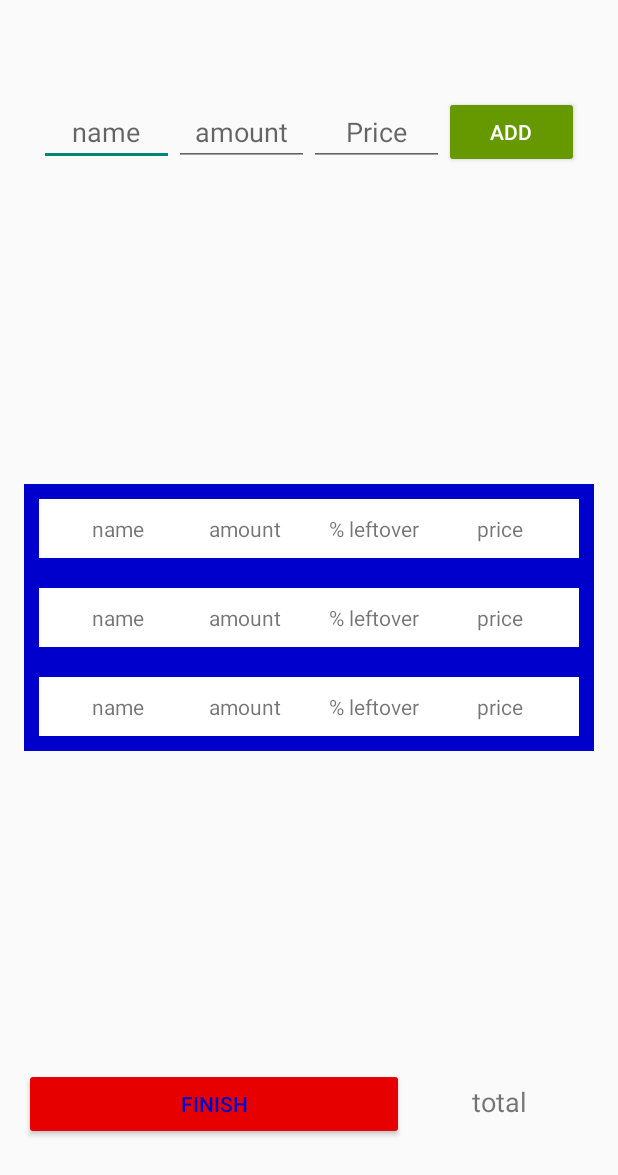
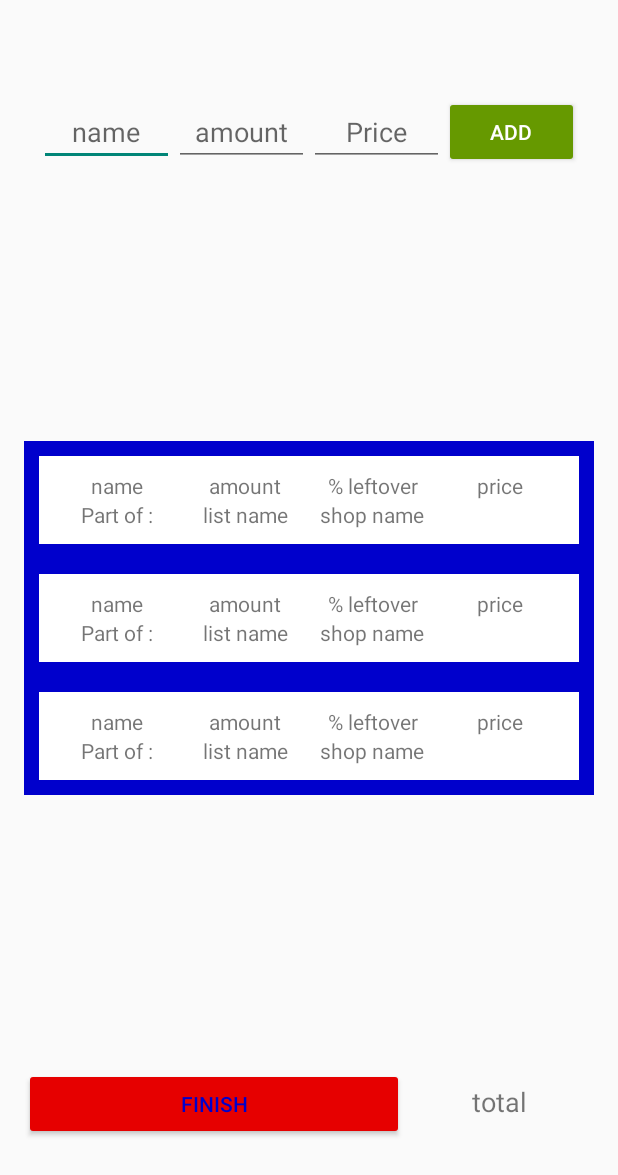
Before and after one commit to Ignasrocas1990/GroceryShoppingApp, an Android app: the layout activity_shopping.xml on its own in the app's theme, with its tools: preview values and no code run, on a phone screen of 412 x 824 dp. Shown: the top 1175 px of the screen. Run offline under Robolectric (Android 15) with nearby library versions, the phone set to English and light mode, and no system bars.

```diff
--- a/app/src/main/java/com/ignas/android/groceryshoppingapp/Logic/ItemResources.java
+++ b/app/src/main/java/com/ignas/android/groceryshoppingapp/Logic/ItemResources.java
@@ -11,8 +11,8 @@ import java.util.Date;
 
 public class ItemResources{
     private static final String TAG ="log";
-    private ArrayList<Item> toSave = new ArrayList<>();
-    private ArrayList<Item> toDelete = new ArrayList<>();
+    private final ArrayList<Item> toSave = new ArrayList<>();
+    private final ArrayList<Item> toDelete = new ArrayList<>();
     private ArrayList<Item> db_items = new ArrayList<>();
     private Item db_SDate = null;
 
--- a/app/src/main/java/com/ignas/android/groceryshoppingapp/View/ShoppingDate/DateFragment.java
+++ b/app/src/main/java/com/ignas/android/groceryshoppingapp/View/ShoppingDate/DateFragment.java
@@ -74,7 +74,9 @@ public class DateFragment extends Fragment {
                         @Override
                         public void onDateSet(DatePicker view, int year, int month, int dayOfMonth) {
 
-                            later.set(year,month,dayOfMonth);
+                            later.set(year,month,dayOfMonth,
+                                    now.get(Calendar.HOUR_OF_DAY),now.get(Calendar.MINUTE),now.get(Calendar.SECOND));
+
                             if(later.compareTo(now) > 0){
 
                                 int lastingDays = (int) ((later.getTimeInMillis()-now.getTimeInMillis())/1000/60/60/24);
--- a/app/src/main/res/layout/activity_shopping.xml
+++ b/app/src/main/res/layout/activity_shopping.xml
@@ -44,6 +44,7 @@
             android:layout_height="wrap_content"
             android:backgroundTint="@android:color/holo_green_dark"
             android:text="@string/add"
+            android:onClick="addNew"
             android:textColor="@color/white" />
     </LinearLayout>
     <LinearLayout
@@ -55,7 +56,7 @@
 
 
         <androidx.recyclerview.widget.RecyclerView
-            android:id="@+id/Shopping_Recycler_View"
+            android:id="@+id/shopping_Recycler_View"
             android:layout_width="match_parent"
             android:layout_height="wrap_content"
             android:layout_marginLeft="16dp"
--- a/app/src/main/res/layout/shopping_item.xml
+++ b/app/src/main/res/layout/shopping_item.xml
@@ -33,7 +33,7 @@
         android:layout_columnWeight="1"
         android:layout_width="0dp"
         android:layout_height="wrap_content"
-        android:text="% leftover" />
+        android:text="@string/leftover" />
 
     <TextView
         android:id="@+id/shoppingPrice"
@@ -42,5 +42,27 @@
         android:layout_width="0dp"
         android:layout_height="wrap_content"
         android:text="price" />
+        <TextView
+            android:id="@+id/label"
+            android:layout_columnWeight="1"
+            android:layout_width="0dp"
+            android:layout_height="wrap_content"
+            android:gravity="center"
+            android:text="@string/part_of" />
+
+        <TextView
+            android:id="@+id/shoppingList"
+            android:gravity="center"
+            android:layout_columnWeight="1"
+            android:layout_width="0dp"
+            android:layout_height="wrap_content"
+            android:text="@string/list_name" />
+        <TextView
+            android:id="@+id/shoppingShop"
+            android:gravity="center"
+            android:layout_columnWeight="1"
+            android:layout_width="0dp"
+            android:layout_height="wrap_content"
+            android:text="@string/shop_name" />
     </GridLayout>
 </LinearLayout>
--- a/app/src/main/res/values/strings.xml
+++ b/app/src/main/res/values/strings.xml
@@ -47,4 +47,7 @@
     <string name="add">add</string>
     <string name="finish">finish</string>
     <string name="total">total</string>
+    <string name="leftover">% leftover</string>
+    <string name="part_of">Part of :</string>
+    <string name="no_price_found">No price set</string>
 </resources>
```
Also changed, not shown: app/src/main/java/com/ignas/android/groceryshoppingapp/Logic/ShoppingDay.java (added, +28 -0 lines), app/src/main/java/com/ignas/android/groceryshoppingapp/View/Item/ItemViewModel.java (+11 -3 lines), app/src/main/java/com/ignas/android/groceryshoppingapp/View/ShoppingDate/ShoppingActivity.java (+40 -5 lines), app/src/main/java/com/ignas/android/groceryshoppingapp/View/ShoppingDate/ShoppingRecyclerAdapter.java (added, +68 -0 lines).
